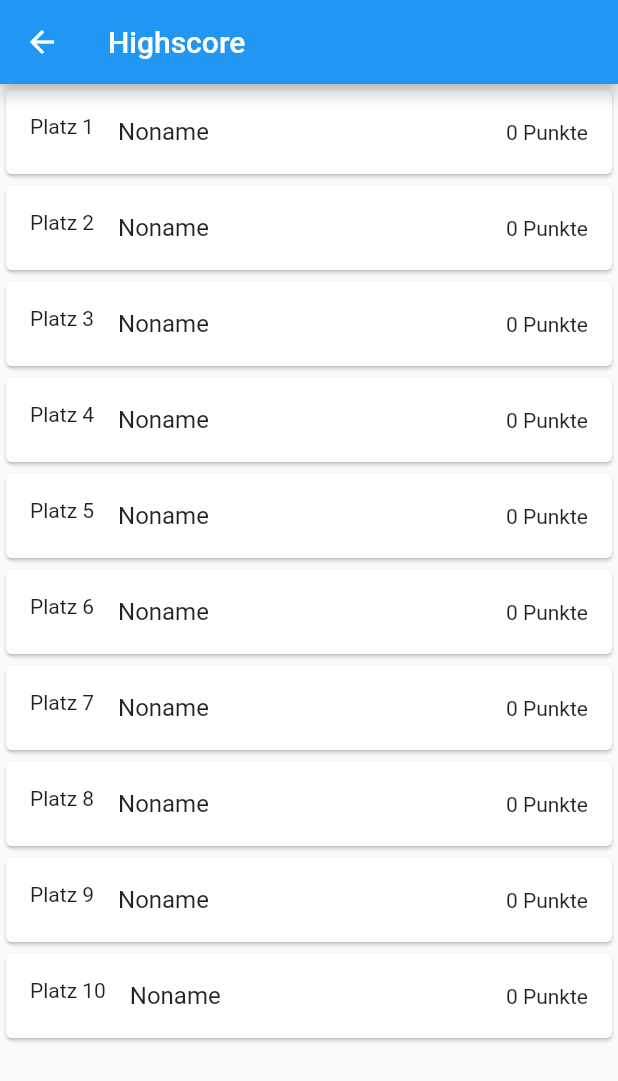
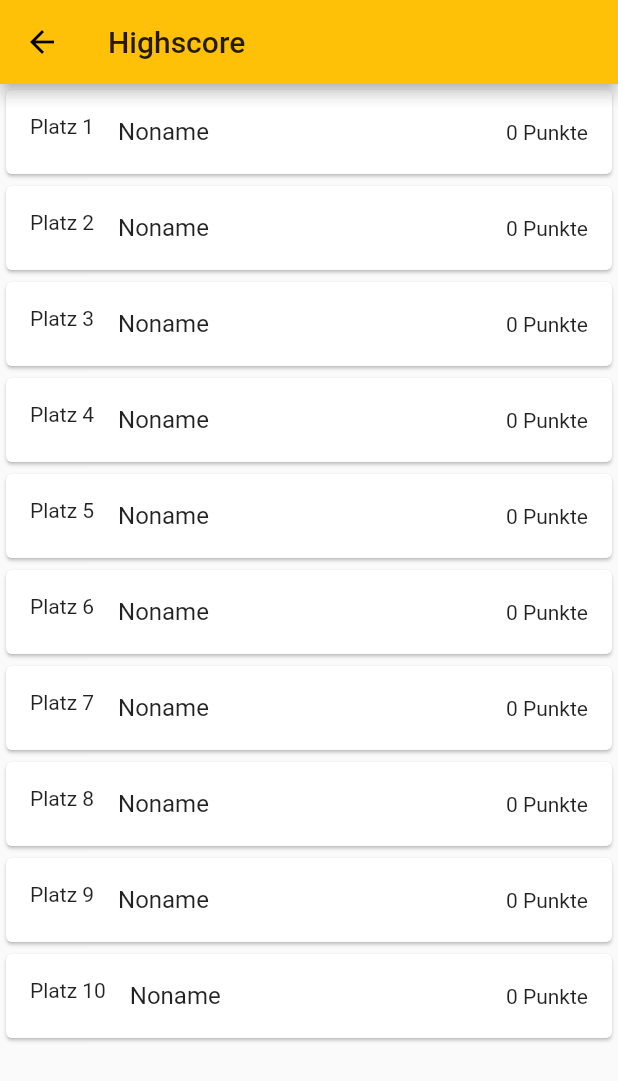
Before and after one commit to Pat992/Spaceshooter, a Flutter app: the screen it shows after launch, after a tap on "Highscores", on a phone screen of 412 x 824 dp. Shown: the top 1081 px of the screen. Run offline on Flutter 3.47's test engine with Material 2 defaults, Android fonts, the phone set to English and light mode, and no system bars; our stand-ins replace sensors, shared_preferences, vibration.

```diff
--- a/lib/screens/main_screen.dart
+++ b/lib/screens/main_screen.dart
@@ -13,7 +13,8 @@ class MainScreen extends StatelessWidget {
     return MaterialApp(
       title: 'Spaceshooter',
       theme: ThemeData(
-        primarySwatch: Colors.blue,
+        primarySwatch: Colors.amber,
+        //brightness: Brightness.dark,
       ),
       home: StartScreen(),
       routes: {
```
Also changed, not shown: lib/documentation/image-assets/images/png/asteroid1.png (added), lib/documentation/image-assets/images/png/asteroid2.png (added), lib/documentation/image-assets/images/png/asteroid3.png (added), lib/documentation/image-assets/images/png/asteroid4.png (added), lib/documentation/image-assets/images/png/asteroid5.png (added), lib/documentation/image-assets/images/png/icon.png (added), lib/documentation/image-assets/images/png/spaceship.png (added), lib/documentation/image-assets/images/svg/asteroid1.svg (added), lib/documentation/image-assets/images/svg/asteroid2.svg (added), lib/documentation/image-assets/images/svg/asteroid3.svg (added), lib/documentation/image-assets/images/svg/asteroid4.svg (added), lib/documentation/image-assets/images/svg/asteroid5.svg (added), lib/documentation/image-assets/images/svg/icon.svg (added), lib/documentation/image-assets/images/svg/spaceship.svg (added), 1 other file.
